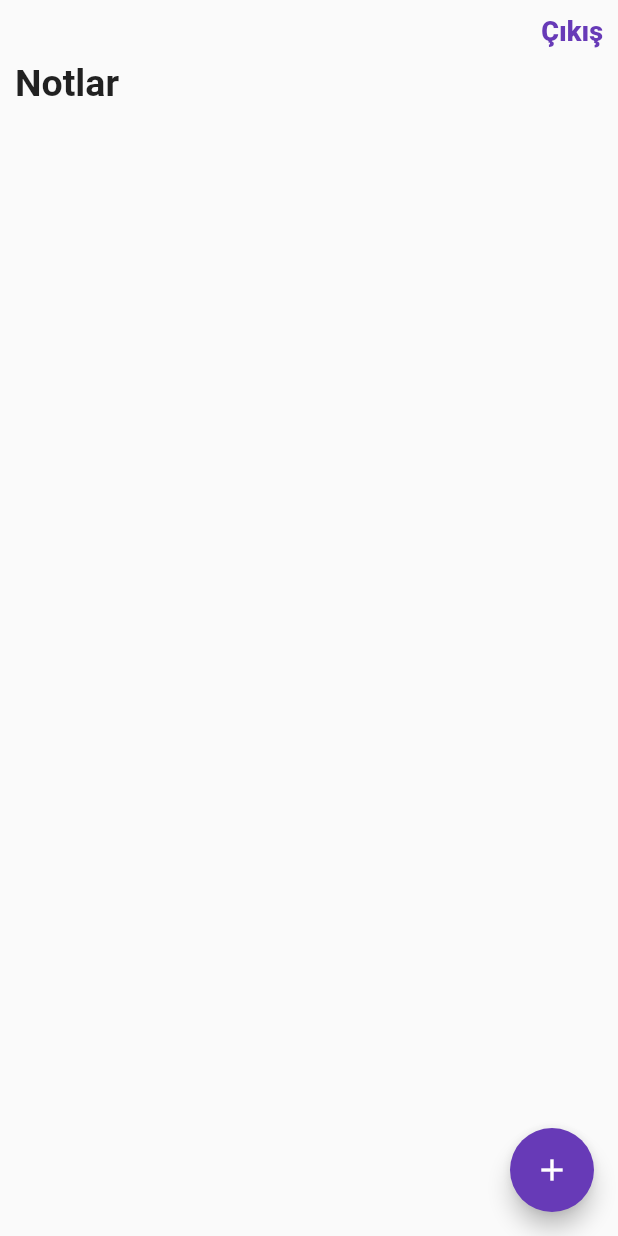
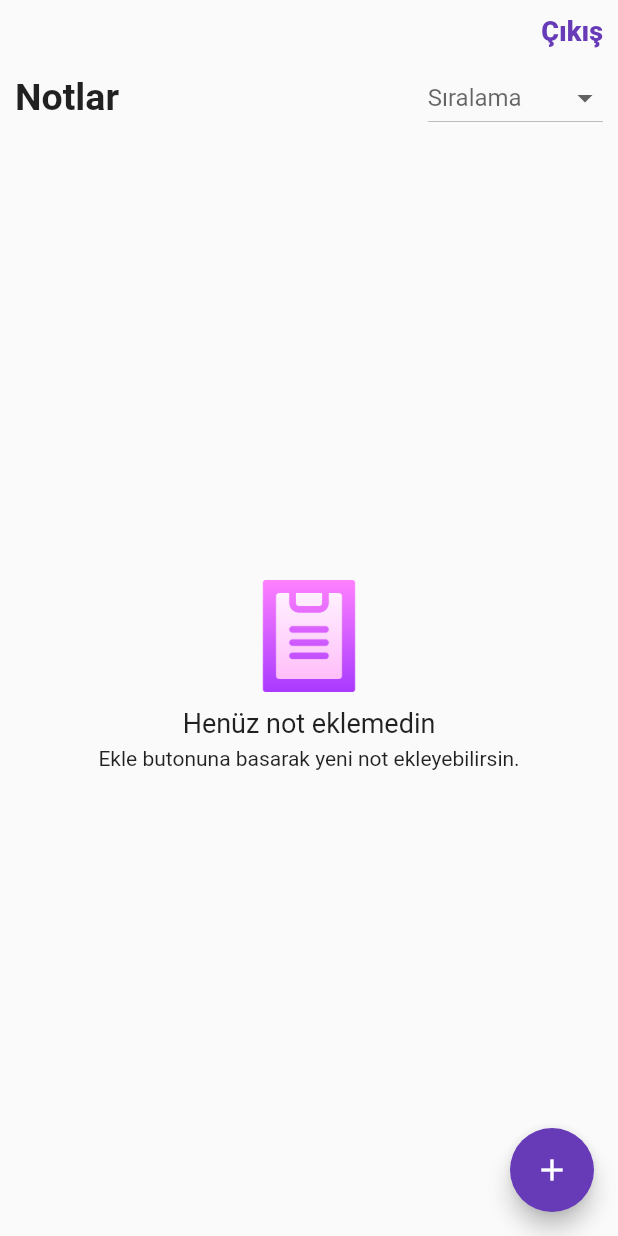
Before and after one commit to kvsrdm/flutter_note_app, a Flutter app: the NotePage screen opened directly, on a phone screen of 412 x 824 dp. Run offline on Flutter 3.47's test engine with Material 2 defaults, Android fonts, the phone set to English and light mode, and no system bars; our stand-ins replace cloud_firestore, firebase_auth, flutter_custom_clippers, modal_progress_hud, shared_preferences, synchronized and 1 more; missing offline and left inert: flutter_fader; accounts and stored records are empty.

Commit message:
Add note sorting option and empty state
Also updated edit note page UI.

```diff
--- a/lib/addnote_page.dart
+++ b/lib/addnote_page.dart
@@ -163,7 +163,7 @@ class _AddNoteState extends State<AddNote> with WidgetsBindingObserver {
             debugPrint(_noteController.text);
             DateTime today = new DateTime.now();
             String dateSlug =
-                "${today.year.toString()}-${today.month.toString().padLeft(2, '0')}-${today.day.toString().padLeft(2, '0')}";
+                "${today.day.toString()}/${today.month.toString().padLeft(2, '0')}/${today.year.toString().padLeft(2, '0')}-${today.hour.toString().padLeft(2, '0')}/${today.minute.toString().padLeft(2, '0')}/${today.second.toString().padLeft(2, '0')}";
 
             NoteModel noteModel = NoteModel(
                 title: _titleController.text,
--- a/lib/note_page.dart
+++ b/lib/note_page.dart
@@ -35,6 +35,9 @@ class NotePageState extends State<NotePage>
   Map noteFromCache;
 
   NoteModel noteModel;
+
+  List<String> _sortList = ['Alfabetik', 'Önce En Yeni', 'Önce En Eski'];
+  String _selectedItem;
 
 /*  const _reviver(String key, value){
     if(key != null && value is Map && key.contains("-")) {
@@ -115,9 +118,7 @@ class NotePageState extends State<NotePage>
           crossAxisAlignment: CrossAxisAlignment.start,
           children: <Widget>[
             /*    RaisedButton(
-              onPressed: () {
-
-              },
+              onPressed: () {},
               child: Text('Show SnackBar'),
             ),*/
             Container(
@@ -153,6 +154,8 @@ class NotePageState extends State<NotePage>
                     ),
                   )),
             ),
+            Row(
+              children: <Widget>[
                 Container(
                   margin: EdgeInsets.only(left: 10, top: 10, bottom: 10),
                   child: Text(
@@ -160,13 +163,44 @@ class NotePageState extends State<NotePage>
                     style: TextStyle(fontSize: 25, fontWeight: FontWeight.w600),
                   ),
                 ),
+                Spacer(),
+                Container(
+                  margin: EdgeInsets.only(right: 10, top: 10, bottom: 10),
+                  child: DropdownButton(
+                    hint: Text('Sıralama'), // Not necessary for Option 1
+                    value: _selectedItem,
+                    onChanged: (newValue) {
+                      setState(() {
+                        _selectedItem = newValue;
+                        if (_selectedItem == _sortList[0]) {
+                          sortListString(list);
+                        } else if (_selectedItem == _sortList[1]) {
+                          sortListDateNew(list);
+                        } else if (_selectedItem == _sortList[2]) {
+                          sortListDateOld(list);
+                        }
+                      });
+                    },
+                    items: _sortList.map((location) {
+                      return DropdownMenuItem(
+                        child: new Text(location),
+                        value: location,
+                      );
+                    }).toList(),
+                  ),
+                ),
+              ],
+            ),
             Expanded(
               child: Container(
                 height: MediaQuery.of(context).size.height,
                 width: MediaQuery.of(context).size.width,
-                child: ListView.builder(
+                child: list.isEmpty
+                    ? _emptyState()
+                    : ListView.builder(
                         controller: _hideButtonController,
                         itemBuilder: (BuildContext context, int index) {
+                          debugPrint("Liste bos değil");
                           return Container(
                             height: 120,
                             child: GestureDetector(
@@ -189,7 +223,7 @@ class NotePageState extends State<NotePage>
                                     Spacer(),
                                     Text(list[index].title),
                                     Spacer(),
-                              Text(list[index].date),
+                                    Text(list[index].date.split('-')[0]),
                                     SizedBox(width: 15),
                                   ],
                                 ),
@@ -254,8 +288,27 @@ class NotePageState extends State<NotePage>
 
       setState(() {
         list = noteList;
+        sortListDateNew(list);
       });
     });
+  }
+
+  sortListDateNew(List<NoteModel> list) {
+    //yeniden eski tarihe göre sıralama işlemi
+    list.sort((a, b) => b.date.toString().compareTo(a.date.toString()));
+  }
+
+  sortListDateOld(List<NoteModel> list) {
+    //eskiden yeni tarihe göre sıralama işlemi
+    list.sort((a, b) => a.date.toString().compareTo(b.date.toString()));
+  }
+
+  sortListString(List<NoteModel> list) {
+    //title'a göre alfabetik sıralama işlemi
+    list.sort((a, b) => a.title
+        .toString()
+        .toLowerCase()
+        .compareTo(b.title.toString().toLowerCase()));
   }
 
   void floatingActionButtonAnimation() {
@@ -327,4 +380,31 @@ class NotePageState extends State<NotePage>
         // ignore: missing_return
         pageBuilder: (context, animation1, animation2) {});
   }
+
+  _emptyState() {
+    debugPrint("Liste bos");
+    return Center(
+      child: Container(
+        height: 150,
+        child: Column(
+          children: <Widget>[
+            Container(
+              /*child: Image(image: AssetImage('assets/images/note.png')),*/
+              width: 75,
+              height: 75,
+              decoration: BoxDecoration(
+                  image: DecorationImage(
+                      fit: BoxFit.cover,
+                      image: AssetImage('assets/images/note.png'))),
+            ),
+            SizedBox(height: 10),
+            Text("Henüz not eklemedin", style: TextStyle(fontSize: 18)),
+            SizedBox(height: 5),
+            Text("Ekle butonuna basarak yeni not ekleyebilirsin.",
+                style: TextStyle(fontSize: 14)),
+          ],
+        ),
+      ),
+    );
   }
+}
--- a/lib/readnote_page.dart
+++ b/lib/readnote_page.dart
@@ -106,7 +106,7 @@ class _NoteReadState extends State<NoteRead> {
                           controller: _titleController,
                           decoration: InputDecoration(
                             border: OutlineInputBorder(
-                              borderSide: BorderSide.none,
+                              borderSide: BorderSide(width: 5.0),
                               borderRadius: BorderRadius.circular(20),
                             ),
                             hintText: 'Başlık',
@@ -120,7 +120,7 @@ class _NoteReadState extends State<NoteRead> {
                           maxLines: 10,
                           decoration: InputDecoration(
                             border: OutlineInputBorder(
-                              borderSide: BorderSide.none,
+                              borderSide: BorderSide(width: 5.0),
                               borderRadius: BorderRadius.circular(20),
                             ),
                             hintText: 'Not',
@@ -158,7 +158,7 @@ class _NoteReadState extends State<NoteRead> {
                   debugPrint(_noteController.text);
                   DateTime today = new DateTime.now();
                   String dateSlug =
-                      "${today.year.toString()}-${today.month.toString().padLeft(2, '0')}-${today.day.toString().padLeft(2, '0')}";
+                      "${today.day.toString()}/${today.month.toString().padLeft(2, '0')}/${today.year.toString().padLeft(2, '0')}-${today.hour.toString().padLeft(2, '0')}/${today.minute.toString().padLeft(2, '0')}/${today.second.toString().padLeft(2, '0')}";
 
                   NoteModel noteModel = NoteModel(
                       title: _titleController.text,
--- a/pubspec.yaml
+++ b/pubspec.yaml
@@ -54,8 +54,8 @@ flutter:
   uses-material-design: true
 
   # To add assets to your application, add an assets section, like this:
-  # assets:
-  #  - images/a_dot_burr.jpeg
+  assets:
+   - assets/images/
   #  - images/a_dot_ham.jpeg
 
   # An image asset can refer to one or more resolution-specific "variants", see
```
Also changed, not shown: assets/images/note.png (added), pubspec.lock. Lines whose indentation alone changed are shown as unchanged.
